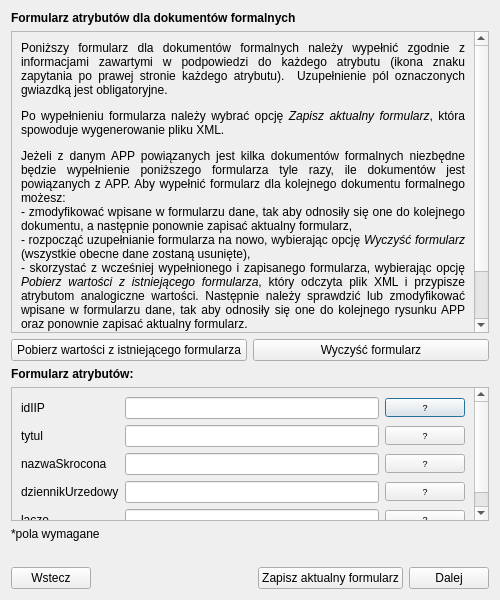
envirosolutionspl/wtyczka_qgis_app, file modules/app/views/ui/formularz_dokumenty_dialog_base.ui: the form before one commit.
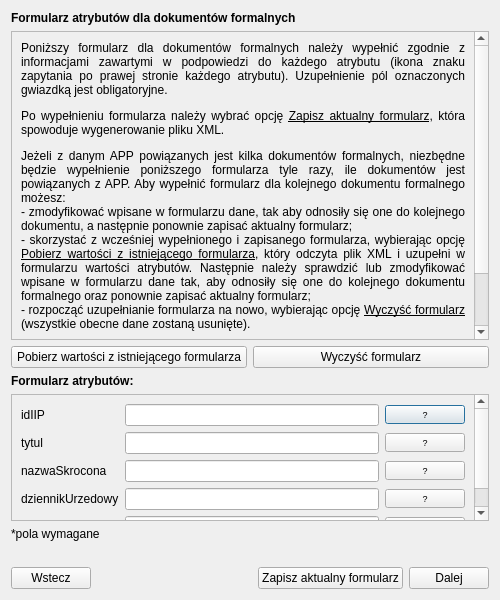
The form after the commit.

```diff
--- a/modules/app/views/ui/formularz_dokumenty_dialog_base.ui
+++ b/modules/app/views/ui/formularz_dokumenty_dialog_base.ui
@@ -44,9 +44,9 @@
         <property name="geometry">
          <rect>
           <x>0</x>
-          <y>0</y>
-          <width>453</width>
-          <height>426</height>
+          <y>-29</y>
+          <width>461</width>
+          <height>314</height>
          </rect>
         </property>
         <layout class="QGridLayout" name="gridLayout">
@@ -58,7 +58,7 @@
             </font>
            </property>
            <property name="text">
-            <string>&lt;html&gt;&lt;head/&gt;&lt;body&gt;&lt;p&gt;Poniższy formularz dla dokumentów formalnych należy wypełnić zgodnie z informacjami zawartymi w podpowiedzi do każdego atrybutu (ikona znaku zapytania po prawej stronie każdego atrybutu).  Uzupełnienie pól oznaczonych gwiazdką jest obligatoryjne. &lt;/p&gt;&lt;p&gt;Po wypełnieniu formularza należy wybrać opcję &lt;span style=&quot; font-style:italic;&quot;&gt;Zapisz aktualny formularz&lt;/span&gt;, która spowoduje wygenerowanie pliku XML. &lt;/p&gt;&lt;p&gt;Jeżeli z danym APP powiązanych jest kilka dokumentów formalnych niezbędne będzie wypełnienie poniższego formularza tyle razy, ile dokumentów jest powiązanych z APP. Aby wypełnić formularz dla kolejnego dokumentu formalnego możesz: &lt;br/&gt;- zmodyfikować wpisane w formularzu dane, tak aby odnosiły się one do kolejnego dokumentu, a następnie ponownie zapisać aktualny formularz, &lt;br/&gt;- rozpocząć uzupełnianie formularza na nowo, wybierając opcję &lt;span style=&quot; font-style:italic;&quot;&gt;Wyczyść formularz&lt;/span&gt; (wszystkie obecne dane zostaną usunięte), &lt;br/&gt;- skorzystać z wcześniej wypełnionego i zapisanego formularza, wybierając opcję &lt;span style=&quot; font-style:italic;&quot;&gt;Pobierz wartości z istniejącego formularza&lt;/span&gt;, który odczyta plik XML i przypisze atrybutom analogiczne wartości. Następnie należy sprawdzić lub zmodyfikować wpisane w formularzu dane, tak aby odnosiły się one do kolejnego rysunku APP oraz ponownie zapisać aktualny formularz. &lt;/p&gt;&lt;p&gt;Należy pamiętać, że w końcowym kroku tego narzędzia, czyli w okienku &lt;span style=&quot; font-style:italic;&quot;&gt;Generowanie GML&lt;/span&gt; należy wgrać wszystkie (co najmniej jeden) formularze dla dokumentów formalnych.&lt;span style=&quot; font-family:'Times New Roman,serif';&quot;/&gt;&lt;/p&gt;&lt;/body&gt;&lt;/html&gt;</string>
+            <string>&lt;html&gt;&lt;head/&gt;&lt;body&gt;&lt;p&gt;Poniższy formularz dla dokumentów formalnych należy wypełnić zgodnie z informacjami zawartymi w podpowiedzi do każdego atrybutu (ikona znaku zapytania po prawej stronie każdego atrybutu). Uzupełnienie pól oznaczonych gwiazdką jest obligatoryjne. &lt;/p&gt;&lt;p&gt;Po wypełnieniu formularza należy wybrać opcję &lt;span style=&quot; text-decoration: underline;&quot;&gt;Zapisz aktualny formularz&lt;/span&gt;, która spowoduje wygenerowanie pliku XML. &lt;/p&gt;&lt;p&gt;Jeżeli z danym APP powiązanych jest kilka dokumentów formalnych, niezbędne będzie wypełnienie poniższego formularza tyle razy, ile dokumentów jest powiązanych z APP. Aby wypełnić formularz dla kolejnego dokumentu formalnego możesz: &lt;br/&gt;- zmodyfikować wpisane w formularzu dane, tak aby odnosiły się one do kolejnego dokumentu, a następnie ponownie zapisać aktualny formularz;&lt;br/&gt;- skorzystać z wcześniej wypełnionego i zapisanego formularza, wybierając opcję &lt;span style=&quot; text-decoration: underline;&quot;&gt;Pobierz wartości z istniejącego formularza&lt;/span&gt;, który odczyta plik XML i uzupełni w formularzu wartości atrybutów. Następnie należy sprawdzić lub zmodyfikować wpisane w formularzu dane tak, aby odnosiły się one do kolejnego dokumentu formalnego oraz ponownie zapisać aktualny formularz;&lt;br/&gt;- rozpocząć uzupełnianie formularza na nowo, wybierając opcję &lt;span style=&quot; text-decoration: underline;&quot;&gt;Wyczyść formularz&lt;/span&gt; (wszystkie obecne dane zostaną usunięte).&lt;br/&gt;&lt;/p&gt;&lt;p&gt;Należy pamiętać, że w końcowym kroku tego narzędzia, czyli w oknie &lt;span style=&quot; text-decoration: underline;&quot;&gt;Praca z APP (krok 6 z 6) Generowanie GML dla APP&lt;/span&gt; należy wgrać wszystkie &lt;span style=&quot; font-weight:600;&quot;&gt;(co najmniej jeden)&lt;/span&gt; formularze dla dokumentów formalnych.&lt;/p&gt;&lt;/body&gt;&lt;/html&gt;</string>
            </property>
            <property name="alignment">
             <set>Qt::AlignJustify|Qt::AlignVCenter</set>
@@ -125,8 +125,8 @@
          <rect>
           <x>0</x>
           <y>0</y>
-          <width>453</width>
-          <height>190</height>
+          <width>461</width>
+          <height>157</height>
          </rect>
         </property>
         <layout class="QGridLayout" name="gridLayout_2">
```
